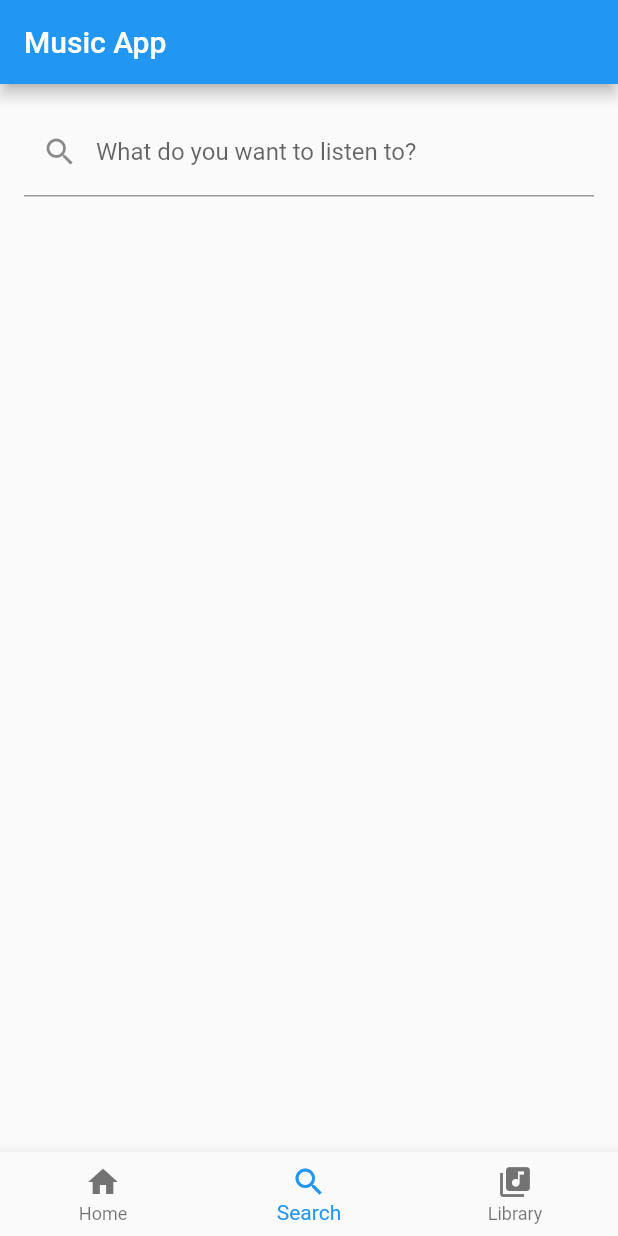
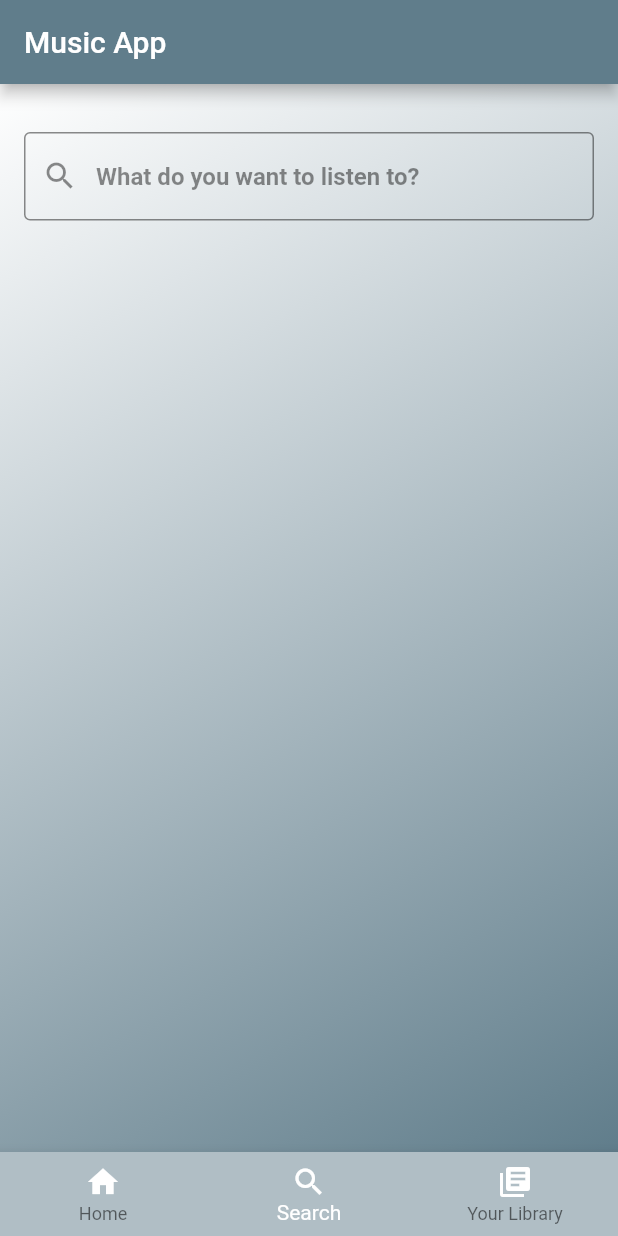
Before and after one commit to nabliha-11/Music_App, a Flutter app: the screen it shows after launch, item 2 of the bottom bar chosen, on a phone screen of 412 x 824 dp. Run offline on Flutter 3.47's test engine with Material 2 defaults, Android fonts, the phone set to English and light mode, and no system bars; our stand-ins replace just_audio, sqflite; accounts and stored records are empty; network calls fail.

Commit message:
Updated UI

```diff
--- a/lib/app.dart
+++ b/lib/app.dart
@@ -10,7 +10,7 @@ class MusicApp extends StatelessWidget {
     return MaterialApp(
       title: 'Music App',
       theme: ThemeData(
-        primarySwatch: Colors.blue,
+        primarySwatch: Colors.blueGrey,
         visualDensity: VisualDensity.adaptivePlatformDensity,
       ),
       initialRoute: '/',
--- a/lib/home_page.dart
+++ b/lib/home_page.dart
@@ -25,9 +25,10 @@ class _HomePageState extends State<HomePage> {
   Widget build(BuildContext context) {
     return Scaffold(
       appBar: AppBar(
-        title: Text('Music App'),
+        title: const Text('Music App'),
       ),
       body: _tabs[_currentIndex],
+      // backgroundColor: Colors.black,
       bottomNavigationBar: BottomNavigationBar(
         currentIndex: _currentIndex,
         onTap: (index) {
@@ -35,18 +36,19 @@ class _HomePageState extends State<HomePage> {
             _currentIndex = index;
           });
         },
-        items: [
+        selectedLabelStyle: const TextStyle(color: Colors.white),
+        selectedItemColor: Colors.white,
+        backgroundColor: Colors.blueGrey[200],
+        items: const [
           BottomNavigationBarItem(
-            icon: Icon(Icons.home),
-            label: 'Home',
-          ),
+              icon: Icon(Icons.home, color: Colors.white), label: 'Home'),
           BottomNavigationBarItem(
-            icon: Icon(Icons.search),
+            icon: Icon(Icons.search, color: Colors.white),
             label: 'Search',
           ),
           BottomNavigationBarItem(
-            icon: Icon(Icons.library_music),
-            label: 'Library',
+            icon: Icon(Icons.library_books, color: Colors.white),
+            label: 'Your Library',
           ),
         ],
       ),
--- a/lib/tabs/search_tab.dart
+++ b/lib/tabs/search_tab.dart
@@ -12,6 +12,7 @@ class SearchTab extends StatefulWidget {
 class _SearchTabState extends State<SearchTab> {
   List<Track> tracks = [];
   List<Track> filteredTracks = [];
+  TextEditingController _searchController = TextEditingController();
 
   @override
   void initState() {
@@ -51,19 +52,42 @@ class _SearchTabState extends State<SearchTab> {
     );
   }
 
+  @override
+  void dispose() {
+    _searchController.dispose();
+    super.dispose();
+  }
 
   @override
   Widget build(BuildContext context) {
-    return Column(
+    return Container(
+      decoration: const BoxDecoration(
+          gradient: LinearGradient(
+              begin: Alignment.topLeft,
+              end: Alignment.bottomRight,
+              // stops: [0.1, 0.3],
+              colors: [Colors.white, Colors.blueGrey])),
+      child: Column(
         children: [
+          const SizedBox(height: 16,),
           Padding(
             padding: const EdgeInsets.all(16.0),
             child: TextField(
+              controller: _searchController,
               onChanged: (query) => fetchTracks(query),
-            decoration: InputDecoration(
-              labelText: 'What do you want to listen to?',
-              prefixIcon: Icon(Icons.search),
+              decoration: const InputDecoration(
+                hintText: 'What do you want to listen to?',
+                hintStyle: TextStyle(color: Colors.black45),
+                prefixIcon: Icon(Icons.search, color: Colors.black45),
+                enabledBorder: OutlineInputBorder(
+                  borderSide: BorderSide(color: Colors.black45),
                 ),
+                focusedBorder: OutlineInputBorder(
+                  borderSide: BorderSide(color: Colors.black45),
+                ),
+              ),
+              style:
+                  const TextStyle(color: Colors.black45, fontWeight: FontWeight.bold),
             ),
           ),
           Expanded(
@@ -73,14 +97,17 @@ class _SearchTabState extends State<SearchTab> {
                 final track = filteredTracks[index];
                 return ListTile(
                   leading: Image.network(track.albumArtwork),
-                title: Text(track.name),
-                subtitle: Text(track.artist),
+                  title:
+                      Text(track.name, style: TextStyle(color: Colors.white)),
+                  subtitle:
+                      Text(track.artist, style: TextStyle(color: Colors.white)),
                   onTap: () => navigateToPlayerPage(track),
                 );
               },
             ),
           ),
         ],
+      ),
     );
   }
 }
```
Also changed, not shown: lib/player_page.dart (+22 -17 lines), lib/tabs/home_tab.dart (+19 -4 lines), lib/tabs/library_tab.dart (+10 -2 lines), lib/trending.dart (+8 -7 lines). Lines whose indentation alone changed are shown as unchanged.
